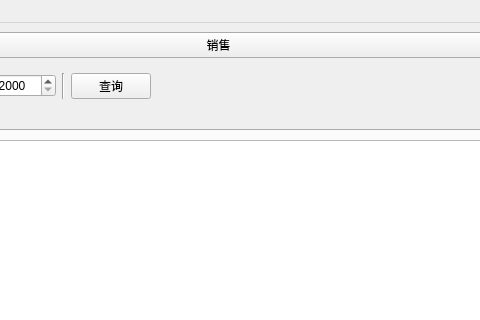
This is ui_app/mainwondows.ui in live1089/pharmacy_system as Qt 5 draws it before an edit; both pictures show x 361 to 841 and y 0 to 320 of the 1073 by 579 pixel window. The edited form follows.
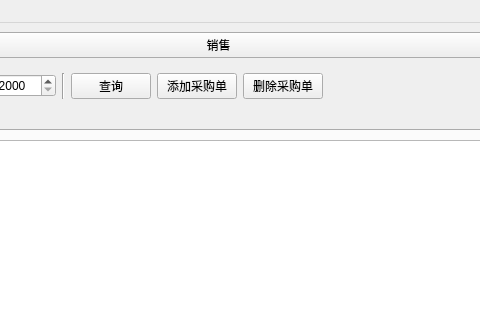
This is the edited form. The open tabs and pages were chosen to show the change. Icons and pictures are not drawn.

Diff of the .ui file:
```diff
--- a/ui_app/mainwondows.ui
+++ b/ui_app/mainwondows.ui
@@ -887,6 +887,20 @@
               </property>
              </widget>
             </item>
+            <item>
+             <widget class="QPushButton" name="purchase_add_btn">
+              <property name="text">
+               <string>添加采购单</string>
+              </property>
+             </widget>
+            </item>
+            <item>
+             <widget class="QPushButton" name="purchase_del_btn">
+              <property name="text">
+               <string>删除采购单</string>
+              </property>
+             </widget>
+            </item>
             <item>
              <spacer name="horizontalSpacer_8">
               <property name="orientation">
```
Left out of the diff: 9 changed lines with no effect on the pictures.
